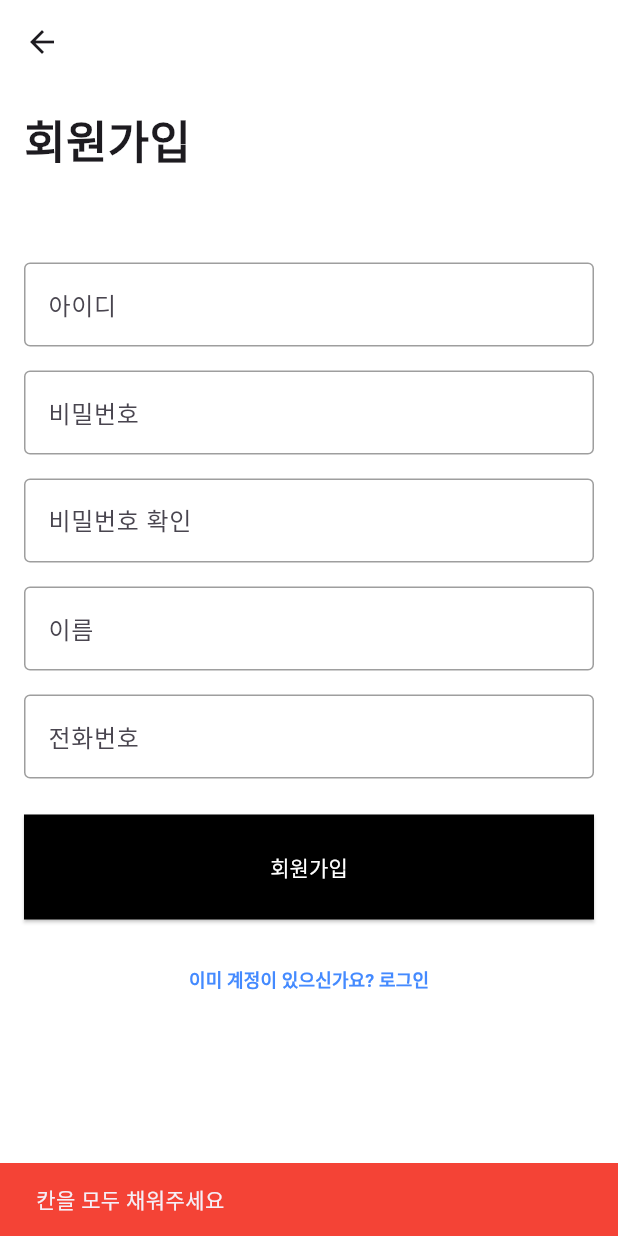
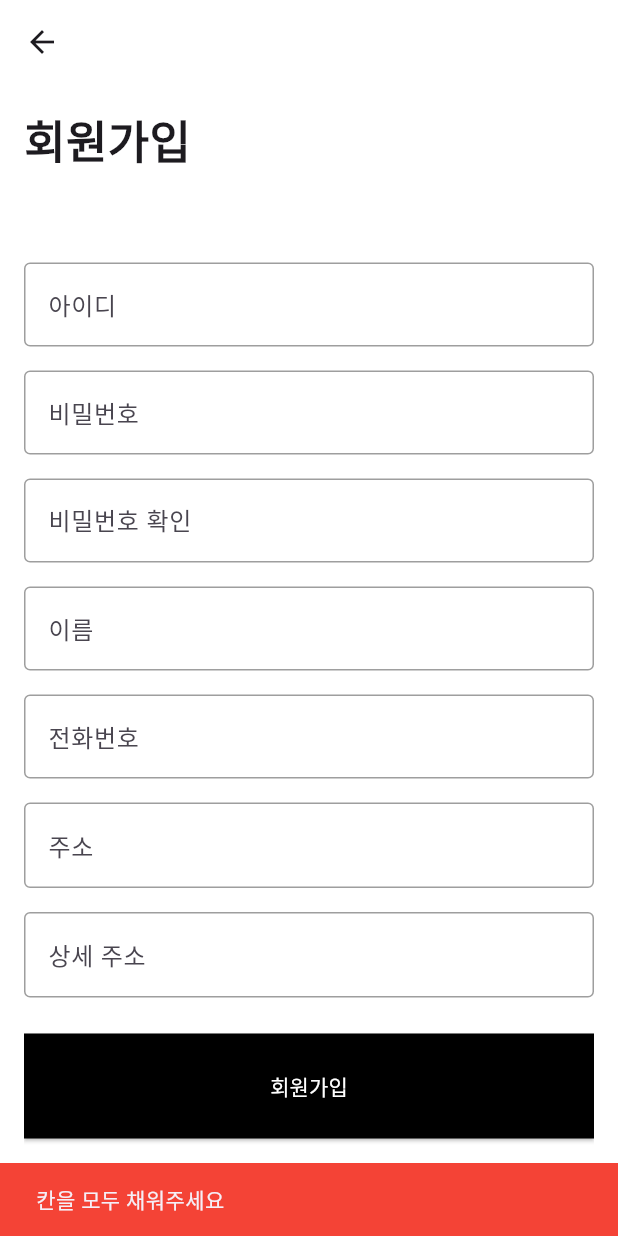
Before and after one commit to hshy1839/shopping_mall_app, a Flutter app: the SignUpScreen screen opened by its route, after a tap on "회원가입", on a phone screen of 412 x 824 dp. Run offline on Flutter 3.47's test engine with Material 3 defaults, Android fonts, the phone set to English and light mode, and no system bars; our stand-ins replace cached_network_image, carousel_slider, shared_preferences; accounts and stored records are empty; network calls fail.

Commit message:
주소지 추가 및 주소 수정 작업, ui작업 간단하게, 오픈채팅 연결

```diff
--- a/lib/controllers/login/signup_controller.dart
+++ b/lib/controllers/login/signup_controller.dart
@@ -9,17 +9,20 @@ class SignupController extends ChangeNotifier {
   final passwordController = TextEditingController();
   final confirmPasswordController = TextEditingController();
   final phoneController = TextEditingController();
+  final addressController = TextEditingController();
+  final detailAddressController = TextEditingController();
+
 
   String errorMessage = '';
 
   Future<void> submitData(BuildContext context) async {
-
     if (nameController.text.isEmpty ||
         usernameController.text.isEmpty ||
         passwordController.text.isEmpty ||
         confirmPasswordController.text.isEmpty ||
-        phoneController.text.isEmpty)
-         {
+        phoneController.text.isEmpty ||
+        addressController.text.isEmpty ||
+        detailAddressController.text.isEmpty) {
       ScaffoldMessenger.of(context).showSnackBar(
         SnackBar(
           content: Text('칸을 모두 채워주세요'),
@@ -28,7 +31,13 @@ class SignupController extends ChangeNotifier {
       );
       return;
     }
-    // 비밀번호와 비밀번호 확인 비교
+    if (!RegExp(r'^[a-zA-Z0-9]+$').hasMatch(usernameController.text)) {
+      ScaffoldMessenger.of(context).showSnackBar(
+        SnackBar(content: Text('아이디는 영문자와 숫자조합으로만 가능합니다.')),
+      );
+      return;
+    }
+
     if (passwordController.text != confirmPasswordController.text) {
       errorMessage = '비밀번호와 비밀번호 확인이 일치하지 않습니다.';
       notifyListeners();
@@ -49,8 +58,19 @@ class SignupController extends ChangeNotifier {
       }),
     );
 
-    // 서버 응답 처리
     if (response.statusCode == 200) {
+      final userId = jsonDecode(response.body)['id'];
+      final token = jsonDecode(response.body)['token']; // 서버로부터 받은 토큰
+
+      // 배송지 정보를 서버에 전송
+      final shippingAddress = {
+        'address': addressController.text,
+        'address2': detailAddressController.text
+      };
+
+      var shippingResponse = await addOrUpdateShipping(token, shippingAddress);
+
+      if (shippingResponse == 200 || shippingResponse == 201) {
         ScaffoldMessenger.of(context).showSnackBar(
           SnackBar(content: Text('회원가입 성공')),
         );
@@ -59,11 +79,53 @@ class SignupController extends ChangeNotifier {
           MaterialPageRoute(builder: (context) => LoginScreen()),
         );
       } else {
+        // 배송지 정보 등록 실패
+        errorMessage = '배송지 정보 등록 실패';
+        notifyListeners();
+        ScaffoldMessenger.of(context).showSnackBar(
+          SnackBar(content: Text('배송지 정보 등록 실패')),
+        );
+      }
+    } else {
+      // 회원가입 실패 처리
       final responseData = jsonDecode(response.body);
-      errorMessage = responseData['message'] ?? '회원가입 실패';
+      errorMessage = responseData['message']; // 서버로부터 구체적인 오류 메시지 받기
+
+      // 서버 메시지에 따라 사용자 친화적인 메시지로 변경
+      if (errorMessage == '이미 사용 중인 username입니다.') {
+        errorMessage = '이미 사용 중인 아이디입니다.';
+      } else if (errorMessage == '이미 사용 중인 phoneNumber입니다.') {
+        errorMessage = '이미 사용 중인 전화번호입니다.';
+      }
+
       notifyListeners();
+      ScaffoldMessenger.of(context).showSnackBar(
+        SnackBar(content: Text(errorMessage)),
+      );
+    }
+
+  }
+
+
+  Future<int> addOrUpdateShipping(String token, Map<String, dynamic> shippingAddress) async {
+    var url = Uri.parse('http://3.36.74.8:8865/api/shipping');
+    try {
+      var response = await http.post(
+        url,
+        headers: <String, String>{
+          'Content-Type': 'application/json; charset=UTF-8',
+          'Authorization': 'Bearer $token',
+        },
+        body: jsonEncode({'shippingAddress': shippingAddress}),
+      );
+
+      return response.statusCode;  // 상태 코드 반환
+    } catch (e) {
+      print('배송지 정보 저장 에러: $e');
+      return 500; // 서버 에러 가정
     }
   }
+
 
   @override
   void dispose() {
--- a/lib/header.dart
+++ b/lib/header.dart
@@ -19,6 +19,8 @@ class Header extends StatelessWidget {
             ),
             child: Column(
               children: [
+                SizedBox(height: 20,),
+
                 // 첫 번째 줄: 로고와 장바구니 아이콘
                 Row(
                   mainAxisAlignment: MainAxisAlignment.spaceBetween,
@@ -27,7 +29,7 @@ class Header extends StatelessWidget {
                       'Alice',
                       style: TextStyle(
                         color: Colors.black,
-                        fontSize: 20.0,
+                        fontSize: 24.0,
                         fontWeight: FontWeight.bold,
                       ),
                     ),
--- a/lib/shopping_screen/shopping_screen.dart
+++ b/lib/shopping_screen/shopping_screen.dart
@@ -77,7 +77,7 @@ class _ShoppingScreenState extends State<ShoppingScreen> {
             crossAxisCount: 2,
             crossAxisSpacing: 16,
             mainAxisSpacing: 16,
-            childAspectRatio: 1,
+            childAspectRatio: 0.75,
           ),
           itemCount: filteredProducts.length,
           itemBuilder: (context, index) {
@@ -110,7 +110,7 @@ class _ShoppingScreenState extends State<ShoppingScreen> {
                           product['mainImageUrl'] ?? '',
                           fit: BoxFit.cover,
                           width: double.infinity,
-                          height: 200,
+                          height: 250,
                           errorBuilder: (context, error, stackTrace) {
                             return Center(child: Icon(Icons.error));
                           },
--- a/lib/views/login_activity/signup.dart
+++ b/lib/views/login_activity/signup.dart
@@ -133,7 +133,46 @@ class SignUpScreen extends StatelessWidget {
 
                 // 주소 입력 필드
 
+                SizedBox(height: 16),
+                Consumer<SignupController>(
+                  builder: (context, controller, child) {
+                    return TextField(
+                      controller: controller.addressController,
+                      decoration: InputDecoration(
+                        labelText: '주소',
+                        hintText: '기본 주소를 입력해주세요',
+                        border: OutlineInputBorder(),
+                        focusedBorder: OutlineInputBorder(
+                          borderSide: BorderSide(color: Colors.grey),
+                        ),
+                        enabledBorder: OutlineInputBorder(
+                          borderSide: BorderSide(color: Colors.grey),
+                        ),
+                      ),
+                    );
+                  },
+                ),
+                SizedBox(height: 16),
 
+// 상세 주소 입력 필드
+                Consumer<SignupController>(
+                  builder: (context, controller, child) {
+                    return TextField(
+                      controller: controller.detailAddressController,
+                      decoration: InputDecoration(
+                        labelText: '상세 주소',
+                        hintText: '상세 주소를 입력해주세요',
+                        border: OutlineInputBorder(),
+                        focusedBorder: OutlineInputBorder(
+                          borderSide: BorderSide(color: Colors.grey),
+                        ),
+                        enabledBorder: OutlineInputBorder(
+                          borderSide: BorderSide(color: Colors.grey),
+                        ),
+                      ),
+                    );
+                  },
+                ),
                 // 상세 주소 입력 필드
 
                 SizedBox(height: 24),
--- a/lib/views/main_activity/category_screen.dart
+++ b/lib/views/main_activity/category_screen.dart
@@ -93,7 +93,7 @@ class CategoryItemsScreen extends StatelessWidget {
                 crossAxisCount: 2,
                 crossAxisSpacing: 10,
                 mainAxisSpacing: 10,
-                childAspectRatio: 1.5,
+                childAspectRatio: 0.75,
               ),
               delegate: SliverChildBuilderDelegate(
                     (context, index) {
@@ -119,11 +119,11 @@ class CategoryItemsScreen extends StatelessWidget {
                         children: [
                           Expanded(
                             child: ClipRRect(
-                              borderRadius: BorderRadius.circular(8.0),
+                              borderRadius: BorderRadius.circular(5.0),
                               child: Image.asset(
                                 item['image']!,
                                 fit: BoxFit.cover,
-                                height: 200,
+                                height: 300,
                                 width: double.infinity,
                               ),
                             ),
```
Also changed, not shown: lib/controllers/userinfo_screen_controller.dart (+85 -0 lines), lib/views/main_activity/main_screen.dart (+8 -7 lines), lib/views/main_activity/profile_screen.dart (+1 -14 lines), lib/views/main_activity/userinfo_detail_screen.dart (+36 -2 lines), 1 other file. Lines whose indentation alone changed are shown as unchanged.
